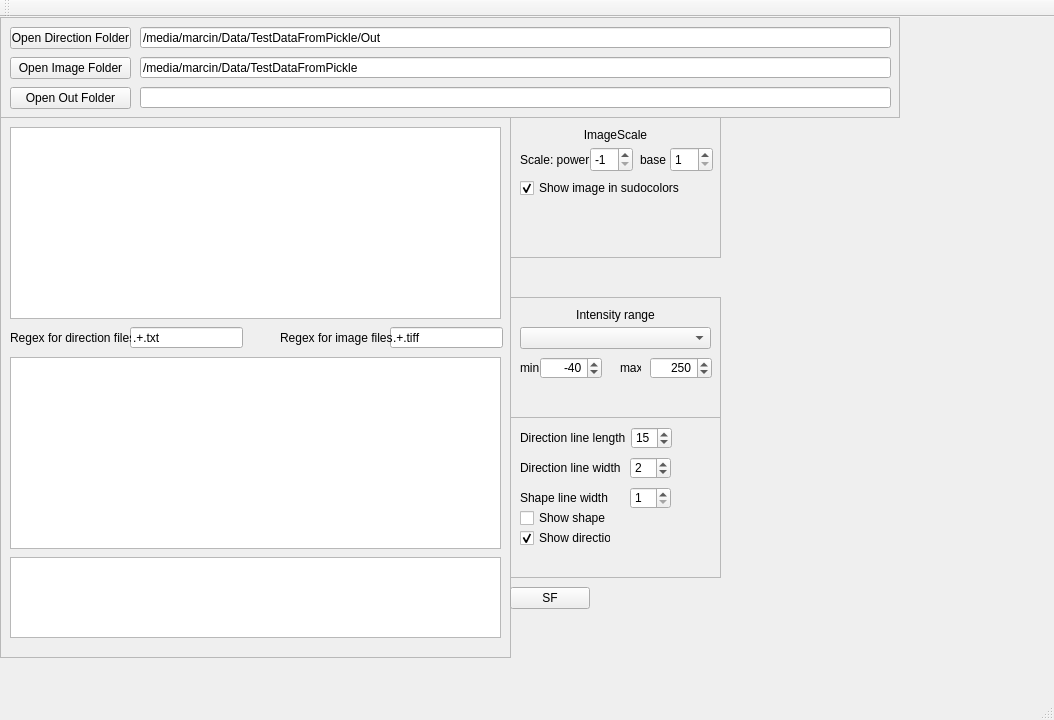
This is mainwindow.ui in marcinkociolek/BasicDirMapVieverV02 as Qt 5 draws it before an edit. The edited form follows.
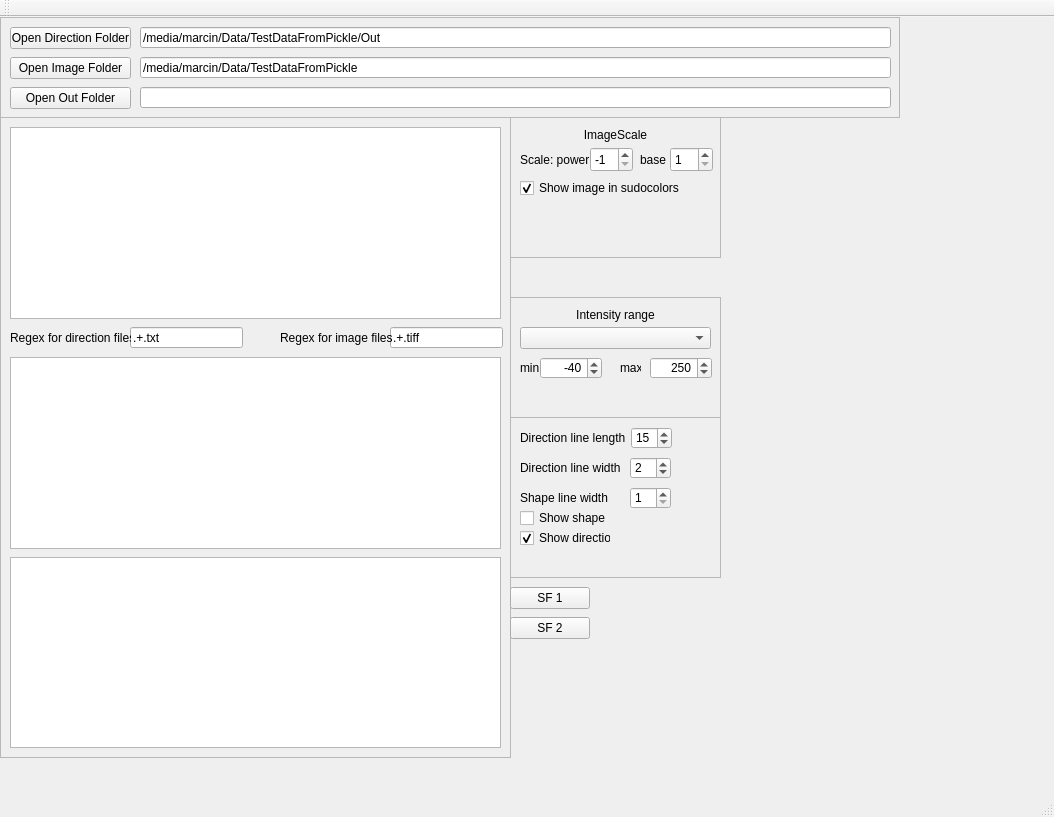
This is the edited form.

Diff of the .ui file:
```diff
--- a/mainwindow.ui
+++ b/mainwindow.ui
@@ -7,7 +7,7 @@
     <x>0</x>
     <y>0</y>
     <width>1054</width>
-    <height>720</height>
+    <height>817</height>
    </rect>
   </property>
   <property name="windowTitle">
@@ -111,7 +111,7 @@
       <x>0</x>
       <y>100</y>
       <width>511</width>
-      <height>541</height>
+      <height>641</height>
      </rect>
     </property>
     <property name="frameShape">
@@ -149,7 +149,7 @@
        <x>10</x>
        <y>440</y>
        <width>491</width>
-       <height>81</height>
+       <height>191</height>
       </rect>
      </property>
     </widget>
@@ -587,7 +587,20 @@
      </rect>
     </property>
     <property name="text">
-     <string>SF</string>
+     <string>SF 1</string>
+    </property>
+   </widget>
+   <widget class="QPushButton" name="pushButtonSF2">
+    <property name="geometry">
+     <rect>
+      <x>510</x>
+      <y>600</y>
+      <width>80</width>
+      <height>22</height>
+     </rect>
+    </property>
+    <property name="text">
+     <string>SF 2</string>
     </property>
    </widget>
   </widget>
```
